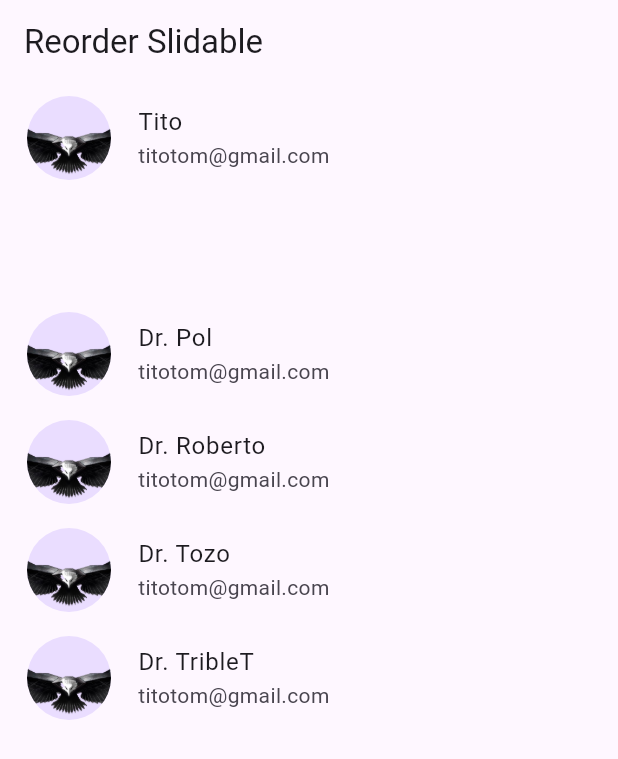
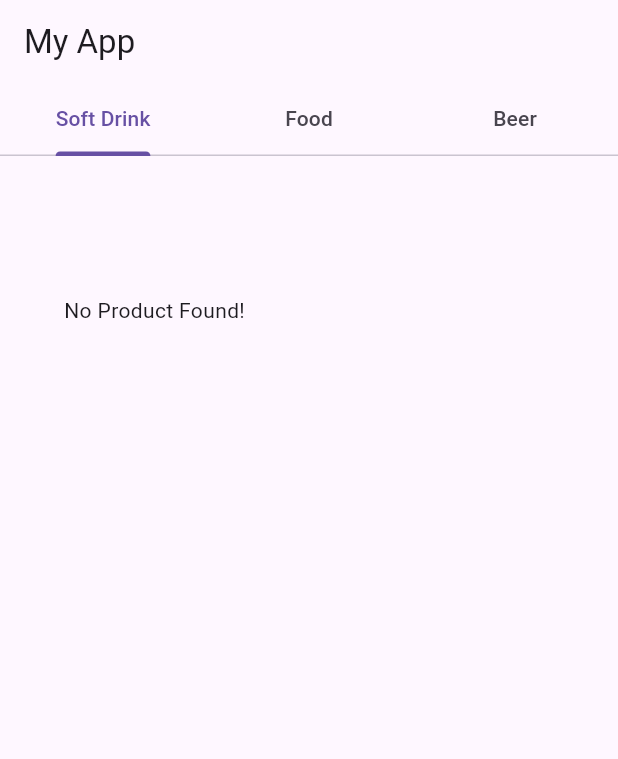
Before and after one commit to TOM-TITO-coder/Flutter_Basic, a Flutter app: the screen it shows after launch, on a phone screen of 412 x 824 dp. Shown: the top 759 px of the screen. Run offline on Flutter 3.47's test engine with Material 3 defaults, Android fonts, the phone set to English and light mode, and no system bars; drawn by our look-alikes of flutter_slidable.

```diff
--- a/lib/app_detail.dart
+++ /dev/null
@@ -1,134 +0,0 @@
-// ignore_for_file: prefer_const_constructors, prefer_const_literals_to_create_immutables
-
-import 'package:basic/people.dart';
-import 'package:flutter/material.dart';
-import 'package:flutter_slidable/flutter_slidable.dart';
-// import 'package:toast/toast.dart';
-import 'package:fluttertoast/fluttertoast.dart';
-class AppDetail extends StatefulWidget {
-  const AppDetail({super.key});
-
-  @override
-  State<AppDetail> createState() => _AppDetailState();
-}
-
-class _AppDetailState extends State<AppDetail> {
-
-  var ls = People.generate();
-
-  @override
-  Widget build(BuildContext context) {
-    return ReorderableListView.builder(
-      itemBuilder: _itemBuilder,
-      itemCount: ls.length,
-      onReorder: _onRecorder,
-    );
-  }
-
-  Widget _itemBuilder(BuildContext context, int index){
-    return Slidable(
-      key: ValueKey(ls[index].id),    //  can't use index with Slidable
-
-      // startActionPane: ActionPane(
-      //   motion: DrawerMotion(),
-
-      //   children: [
-      //     SlidableAction(
-      //       autoClose: false,
-      //       onPressed: (context) => _onTabEdit(context, index),
-      //       backgroundColor: Color(0xFFFE4A49),
-      //       foregroundColor: Colors.white,
-      //       label: 'Edit',
-      //       icon: Icons.edit,
-
-      //     ),
-      //     SlidableAction(
-      //       onPressed: (context) => _onTabEdit(context, index),
-      //       backgroundColor: Color(0xFFFE4A49),
-      //       foregroundColor: Colors.white,
-      //       label: 'delete',
-      //       icon: Icons.delete,
-
-      //     )
-      //   ],
-      // ),
-
-      endActionPane: ActionPane(
-        dismissible: DismissiblePane(onDismissed: (){
-          setState(() {
-            ls.removeAt(index);
-          });
-        }),
-        motion: DrawerMotion(),
-        children: [
-          SlidableAction(
-            autoClose: false,
-            onPressed: (context) => _onTabEdit(context, index),
-            backgroundColor: Colors.greenAccent,
-            foregroundColor: Colors.white,
-            label: 'Edit',
-            icon: Icons.edit,
-          ),
-
-          SlidableAction(
-            autoClose: false,
-            onPressed: (context) => _onTabDelete(context, index),
-            backgroundColor: Color(0xFFFE4A49),
-            foregroundColor: Colors.white,
-            label: 'Delete',
-            icon: Icons.delete,
-          )
-        ],
-      ),
-
-      child: ListTile(
-        key: ValueKey(ls[index].id),
-        leading: CircleAvatar(
-          backgroundImage: AssetImage(ls[index].photo),
-          radius: 30,
-        ),
-        title: Text(ls[index].name),
-        subtitle: Text(ls[index].email),
-      ),
-    );
-  }
-
-  void _onTabEdit(BuildContext context, int index) {
-    ScaffoldMessenger.of(context).showSnackBar(
-      SnackBar(
-        content: Text("Click Edit"),
-        backgroundColor: Colors.grey,
-      ),
-    );
-
-    // Fluttertoast.showToast(
-    //   msg: "Edit", // Use specific person name
-    //   backgroundColor: Colors.blueAccent, // Updated color for clarity
-    //   toastLength: Toast.LENGTH_SHORT, // Optional: Set toast duration
-    // );
-
-  }
-
-  void _onTabDelete(BuildContext context, int index){
-    setState(() {
-      ls.removeAt(index);
-      ScaffoldMessenger.of(context).showSnackBar(
-        SnackBar(
-          content: Text("Click Delete"),
-          backgroundColor: Colors.grey,
-        ),
-      );
-    });
-  }
-
-
-  void _onRecorder(int oldIndex, int newIndex){
-    setState(() {
-
-      var item = ls.removeAt(oldIndex);
-      if(newIndex>oldIndex) newIndex--;
-      ls.insert(newIndex, item);
-
-    });
-  }
-}
--- /dev/null
+++ b/lib/detail_app.dart
@@ -0,0 +1,138 @@
+// ignore_for_file: must_be_immutable, prefer_const_constructors, prefer_is_empty, depend_on_referenced_packages
+
+import 'package:flutter/material.dart';
+import 'package:intl/intl.dart';
+
+class DetailApp extends StatelessWidget {
+
+  DetailApp(this.products, {super.key});
+  var products = [];
+
+  @override
+  Widget build(BuildContext context) {
+    return Scaffold(
+      body: GridView.count(
+        crossAxisCount: 2,
+        children: products.length !=0 ? List.generate(
+          products.length,
+          (index) => MyCardProducts(
+            products[index]
+          )
+        )
+        :[
+          Center(
+            child: Text('No Product Found!'),
+          )
+        ]
+      ),
+    );
+  }
+}
+
+class MyCardProducts extends StatefulWidget {
+  // MyCardProducts({this.product, super.key});
+
+  var product = {};
+  MyCardProducts(this.product, {super.key});
+
+  @override
+  State<MyCardProducts> createState() => _MyCardProductsState();
+}
+
+class _MyCardProductsState extends State<MyCardProducts> {
+  @override
+  Widget build(BuildContext context) {
+    var product = widget.product;
+    var f = NumberFormat('\$#,##0.00');
+    return Card(
+      elevation: 3,
+      child: Column(
+        mainAxisSize: MainAxisSize.max,
+        children: [
+          Expanded(
+            child: Image(
+              width: 130,
+              image: AssetImage(product['photo']),
+              repeat: ImageRepeat.noRepeat,
+            ),
+          ),
+          Container(
+            height: 2,
+            color: Colors.lightBlueAccent,
+          ),
+          Padding(
+            padding: const EdgeInsets.all(8.0),
+            child: Row(
+              mainAxisSize: MainAxisSize.max,
+              children: [
+                Expanded(child: Text('Name:${product['name']}')),
+                Expanded(
+                  child: Text(
+                    'Price:${f.format(product['price'])}',
+                    style: TextStyle(
+                      color: Colors.red
+                    ),
+                  ),
+                )
+              ],
+            ),
+          ),
+          ElevatedButton(
+
+            onPressed: _onPress,
+            child: Text(
+              'buy',
+              style: TextStyle(
+                fontSize: 13
+              ),
+            )
+          ),
+        ],
+      ),
+    );
+  }
+
+  void _onPress(){
+    var f = NumberFormat("\$#,##0.00");
+    var product = widget.product;
+
+    showDialog(
+      context: context,
+      builder: (context){
+        return AlertDialog(
+          actions: [
+            IconButton(
+              onPressed: () => {
+                Navigator.of(context).pop()
+              },
+              icon: Text('OK')
+            )
+          ],
+          title: Text('Product Detail'),
+          content: Row(
+            mainAxisSize: MainAxisSize.max,
+            children: [
+              Expanded(
+                child: Text(
+                  'ID: ${product["id"]}\n'
+                  'Name: ${product["name"]}\n'
+                  'Price: ${f.format(product['price'])}\n'
+                  'Category: ${product['category']}\n'
+                  'Country: ${product['country']}\n'
+                ),
+              ),
+              Expanded(
+                child: Image(
+                  width: 100,
+                  image: AssetImage(
+                    product['photo']
+                  )
+                ),
+              )
+            ],
+          ),
+        );
+      }
+    );
+  }
+}
--- a/lib/home.dart
+++ b/lib/home.dart
@@ -1,19 +1,95 @@
-// ignore_for_file: prefer_const_constructors
-import 'app_detail.dart';
+// ignore_for_file: prefer_const_literals_to_create_immutables, prefer_const_constructors, prefer_typing_uninitialized_variables, unused_local_variable
+
+import 'package:basic/detail_app.dart';
 import 'package:flutter/material.dart';
 
-class Home extends StatelessWidget {
+class Home extends StatefulWidget {
   const Home({super.key});
+
+  @override
+  State<Home> createState() => _HomeState();
+}
+
+class _HomeState extends State<Home> with SingleTickerProviderStateMixin {
+
+  var controller;
+  var header = ['Soft Drink', 'Food', 'Beer'];
+  var ls = [
+    [
+      // {
+      //   'id': 1,
+      //   'name': 'coca',
+      //   'price': 1,
+      //   'country': 'KH',
+      //   'photo': 'images/coca.jpg'
+      // }
+    ],
+    [
+      {
+        'id': 100,
+        'name': 'Pizza',
+        'price': 5,
+        'country': 'KH',
+        'category': 'Food',
+        'photo': 'images/pizza.png'
+      },
+      {
+        'id': 101,
+        'name': 'Burger',
+        'price': 5,
+        'country': 'KH',
+        'category': "Food",
+        'photo': 'images/burger.png'
+      },
+      {
+        'id': 102,
+        'name': 'Burger',
+        'price': 5,
+        'country': 'KH',
+        'category': "Food",
+        'photo': 'images/burger.png'
+      }
+    ],
+    [
+      {
+        'id': 200,
+        'name': 'Heineken',
+        'price': 1.5,
+        'country': 'KH',
+        'category': 'Beer',
+        'photo': 'images/heineken.png'
+      }
+    ]
+  ];
+
+  @override
+  void initState() {
+    super.initState();
+    controller = TabController(length: header.length, vsync: this);
+  }
 
   @override
   Widget build(BuildContext context) {
     return Scaffold(
       appBar: AppBar(
-        title: Text("Reorder Slidable"),
+        title: Text("My App"),
+        bottom: TabBar(
+          controller: controller,
+          tabs: [
+            for(var head in header)
+              Tab(
+                child: Text(head),
+              )
+          ]
+        ),
       ),
-      body: SafeArea(
-        child: AppDetail(),
+      body: TabBarView(
+        controller: controller,
+        children: [
+          for(var products in ls) DetailApp(products)
+        ],
       ),
+
     );
   }
 }
--- a/lib/people.dart
+++ /dev/null
@@ -1,63 +0,0 @@
-class People{
-  String id;
-  String name;
-  String gender;
-  String email;
-  String address;
-  String photo;
-
-  People(this.id, this.name, this.gender, this.email, this.address, this.photo);
-  static List<People> generate(){
-    var ls = [
-      People(
-        '1',
-        'Tito',
-        'Male',
-        'titotom@gmail.com',
-        'Phnom Penh',
-        'images/eagle_logo.png'
-      ),
-      People(
-        '2',
-        'Dr. Pol',
-        'Male',
-        'titotom@gmail.com',
-        'Phnom Penh',
-        'images/eagle_logo.png'
-      ),
-      People(
-        '2',
-        'Dr. Pol',
-        'Male',
-        'titotom@gmail.com',
-        'Phnom Penh',
-        'images/eagle_logo.png'
-      ),
-      People(
-        '3',
-        'Dr. Roberto',
-        'Male',
-        'titotom@gmail.com',
-        'Phnom Penh',
-        'images/eagle_logo.png'
-      ),
-      People(
-        '4',
-        'Dr. Tozo',
-        'Male',
-        'titotom@gmail.com',
-        'Phnom Penh',
-        'images/eagle_logo.png'
-      ),
-      People(
-        '5',
-        'Dr. TribleT',
-        'Male',
-        'titotom@gmail.com',
-        'Phnom Penh',
-        'images/eagle_logo.png'
-      ),
-    ];
-    return ls;
-  }
-}
--- a/pubspec.yaml
+++ b/pubspec.yaml
@@ -37,7 +37,6 @@ dependencies:
   # The following adds the Cupertino Icons font to your application.
   # Use with the CupertinoIcons class for iOS style icons.
   cupertino_icons: ^1.0.2
-  fluttertoast: ^8.2.4
 
 dev_dependencies:
   flutter_test:
@@ -64,7 +63,7 @@ flutter:
 
   # To add assets to your application, add an assets section, like this:
   assets:
-    - images/eagle_logo.png
+    - images/
   #   - images/a_dot_ham.jpeg
 
   # An image asset can refer to one or more resolution-specific "variants", see
```
Also changed, not shown: images/burger.png (added), images/coca.jpg (added), images/heineken.png (added), images/krud.webp (added), images/pepsi.jpg (added), images/pizza.png (added), images/sprite.jpg (added), pubspec.lock.
